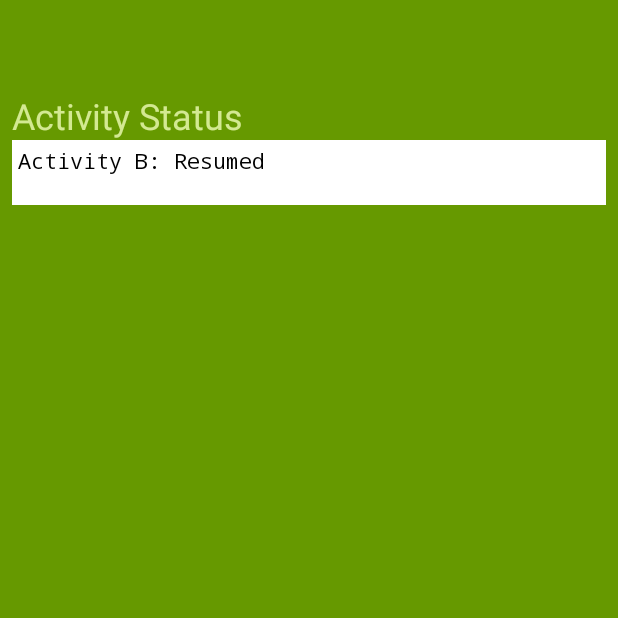
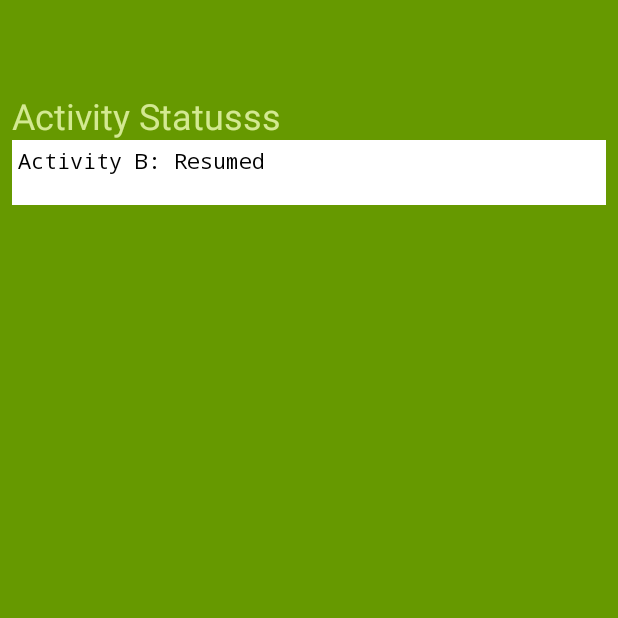
Before and after one commit to SimoneGarbin/Activity-lifecycle, an Android app: the ActivityB screen opened directly, with no data from a screen before it, on a phone screen of 412 x 824 dp, the part 550-1168 px from its top. Run offline under Robolectric (Android 15) with nearby library versions, the phone set to English and light mode, and no system bars.

Commit message:
Modificato status in statusss

```diff
--- a/app/src/main/res/layout/activity_b.xml
+++ b/app/src/main/res/layout/activity_b.xml
@@ -110,7 +110,7 @@ limitations under the License.
         android:layout_width="match_parent"
         android:layout_height="wrap_content"
         android:textSize="@dimen/font_medium"
-        android:text="@string/activity_status"
+        android:text="Activity Statusss"
         android:textColor="@color/light_green"
         />
 
```
